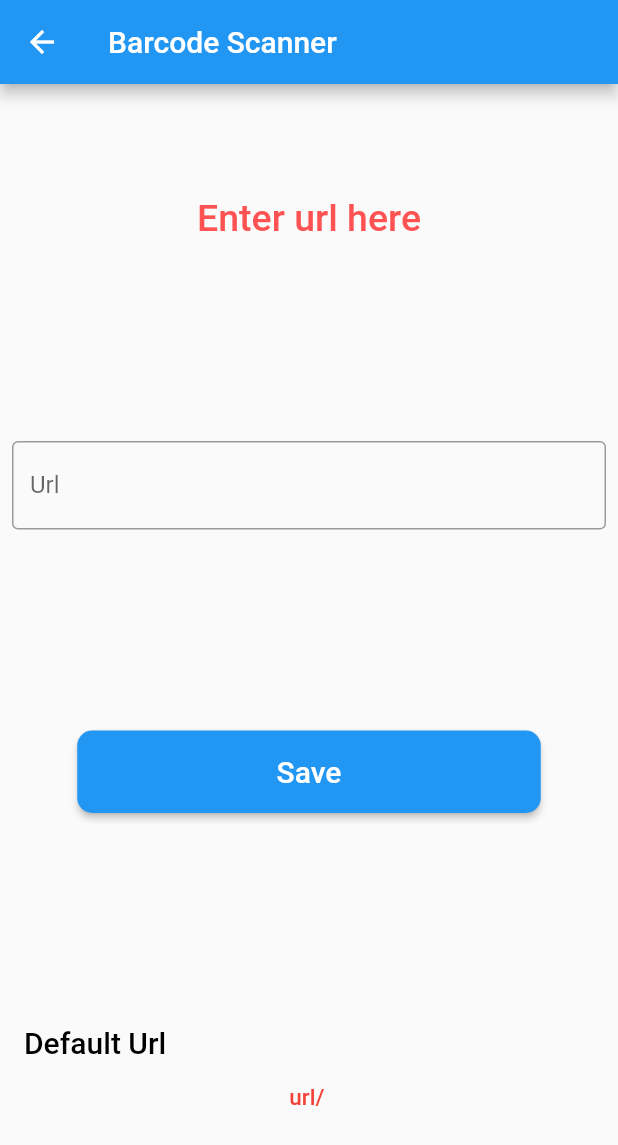
After one commit to Priyanshu078/barcodeScanner-with-Firestore-Databse, a Flutter app: the UrlPage screen opened directly, on a phone screen of 412 x 824 dp. The commit adds this screen. Shown: the top 1145 px of the screen. Run offline on Flutter 3.47's test engine with Material 2 defaults, Android fonts, the phone set to English and light mode, and no system bars; our stand-ins replace cached_network_image; missing offline and left inert: flutter_barcode_scanner; network calls fail.

Commit message:
barcode scanner application

```diff
--- a/lib/main.dart
+++ b/lib/main.dart
@@ -1,10 +1,7 @@
 import 'package:barcodescanner/homePage.dart';
 import 'package:flutter/material.dart';
-import 'package:firebase_core/firebase_core.dart';
 
-void main() async {
-  WidgetsFlutterBinding.ensureInitialized();
-  await Firebase.initializeApp();
+void main() {
   runApp(const MyApp());
 }
 
--- /dev/null
+++ b/lib/urlPage.dart
@@ -0,0 +1,102 @@
+import 'package:barcodescanner/file.dart';
+import 'package:flutter/material.dart';
+
+class UrlPage extends StatefulWidget {
+  const UrlPage({Key? key}) : super(key: key);
+
+  @override
+  State<UrlPage> createState() => _UrlPageState();
+}
+
+class _UrlPageState extends State<UrlPage> {
+  TextEditingController urlController = TextEditingController();
+  final SaveUrl _saveUrl = SaveUrl();
+  @override
+  Widget build(BuildContext context) {
+    return Scaffold(
+        appBar: AppBar(title: const Text("Barcode Scanner")),
+        body: Padding(
+          padding: const EdgeInsets.all(8.0),
+          child: Column(
+            mainAxisAlignment: MainAxisAlignment.spaceAround,
+            children: [
+              const Text(
+                "Enter url here",
+                style: TextStyle(
+                    color: Colors.redAccent,
+                    fontSize: 25,
+                    fontWeight: FontWeight.w500),
+              ),
+              TextField(
+                controller: urlController,
+                keyboardType: TextInputType.url,
+                decoration: const InputDecoration(
+                    border: OutlineInputBorder(),
+                    labelText: "Url",
+                    hintText: "Url"),
+              ),
+              MaterialButton(
+                minWidth: MediaQuery.of(context).size.width * 3 / 4,
+                height: MediaQuery.of(context).size.height / 15,
+                shape: RoundedRectangleBorder(
+                    borderRadius: BorderRadius.circular(10)),
+                child: const Text(
+                  "Save",
+                  style: TextStyle(color: Colors.white, fontSize: 20),
+                ),
+                onPressed: () {
+                  if (urlController.text.isNotEmpty) {
+                    _saveUrl.saveUrl(urlController.text.toString());
+                    ScaffoldMessenger.of(context).showSnackBar(const SnackBar(
+                        content: Text(
+                            "Url Saved \nPlease restart the app to Scan")));
+                  } else {
+                    ScaffoldMessenger.of(context).showSnackBar(const SnackBar(
+                        content: Text("please enter the url !!!")));
+                  }
+                },
+                color: Colors.blue,
+              ),
+              Column(
+                mainAxisAlignment: MainAxisAlignment.spaceEvenly,
+                children: const [
+                  Padding(
+                    padding: EdgeInsets.all(8.0),
+                    child: Align(
+                      alignment: Alignment.centerLeft,
+                      child: Text(
+                        "Default Url",
+                        style: TextStyle(
+                            color: Colors.black,
+                            fontSize: 20,
+                            fontWeight: FontWeight.w500),
+                      ),
+                    ),
+                  ),
+                  Padding(
+                    padding: EdgeInsets.all(8.0),
+                    child: SelectableText(
+                      "url/",
+                      style: TextStyle(
+                          color: Colors.red,
+                          fontSize: 15,
+                          fontWeight: FontWeight.w500),
+                    ),
+                  ),
+                ],
+              ),
+            ],
+          ),
+        ));
+  }
+}
+
+// Future<List> getAlldata() async {
+//   FirebaseFirestore firestore = FirebaseFirestore.instance;
+//   var snapshot = await firestore.collection('UID').get();
+//   List<String> scannedUids = [];
+//   for (int i = 0; i < snapshot.docs.length; i++) {
+//     scannedUids.add(snapshot.docs[i].data()["studentUID"]);
+//   }
+//   return scannedUids;
+// }
--- a/pubspec.yaml
+++ b/pubspec.yaml
@@ -35,8 +35,10 @@ dependencies:
   # Use with the CupertinoIcons class for iOS style icons.
   cupertino_icons: ^1.0.2
   flutter_barcode_scanner: ^2.0.0
-  firebase_core: ^1.12.0
-  cloud_firestore: 3.1.9
+  path_provider: ^2.0.9
+  http: ^0.13.4
+  cached_network_image: ^3.2.0
+
 
 
 dev_dependencies:
```
Also changed, not shown: lib/file.dart (added, +42 -0 lines), lib/homePage.dart (+107 -34 lines), lib/infoPage.dart (added, +49 -0 lines), lib/uidListPage.dart (deleted, +0 -64 lines), pubspec.lock, 1 other file.
